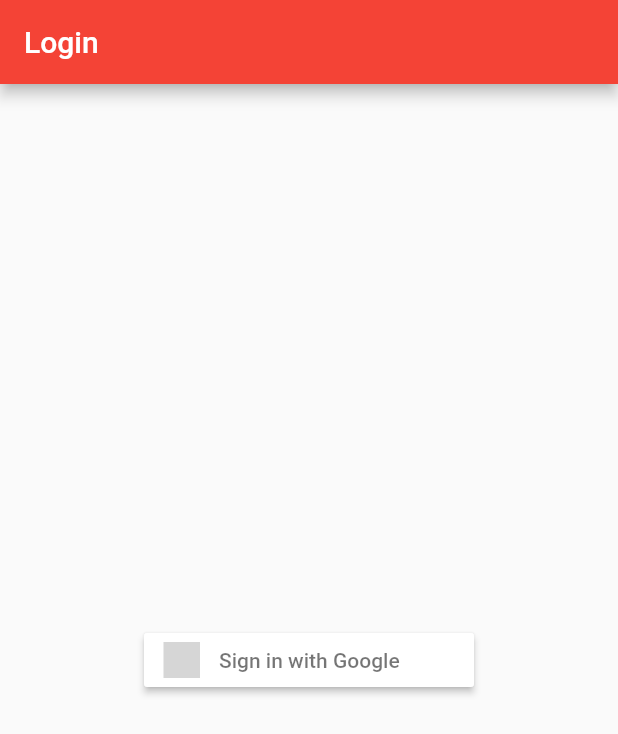
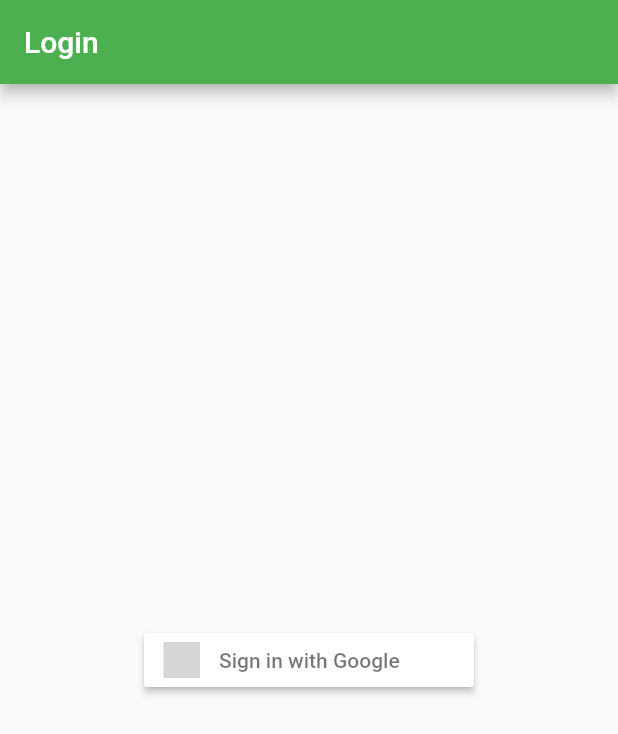
Before and after one commit to magicleon94/YANA, a Flutter app: the screen it shows after launch, on a phone screen of 412 x 824 dp. Shown: the top 734 px of the screen. Run offline on Flutter 3.47's test engine with Material 2 defaults, Android fonts, the phone set to English and light mode, and no system bars; our stand-ins replace cloud_firestore, firebase_auth, flutter_signin_button, google_sign_in, shared_preferences; accounts and stored records are empty; grey boxes are pictures that could not be loaded.

Commit message:
Better colors, grid layout toggle, dismissible reborn

```diff
--- a/lib/NoteTile.dart
+++ b/lib/NoteTile.dart
@@ -13,9 +13,10 @@ class NoteTile extends StatelessWidget {
       padding: const EdgeInsets.all(4.0),
       child: Container(
         decoration: BoxDecoration(
-          border: Border.all(color: Color(0x33000000)),
+          border: Border.all(color: Theme.of(context).dividerColor),
           borderRadius: BorderRadius.circular(5)
         ),
+        child: Center(
           child: ListTile(
               title: Text(title),
               subtitle: Text(
@@ -25,6 +26,7 @@ class NoteTile extends StatelessWidget {
               ),
               onTap: onTap),
         ),
+      ),
     );
   }
 }
--- a/lib/main.dart
+++ b/lib/main.dart
@@ -13,12 +13,13 @@ class MyApp extends StatelessWidget {
     return MaterialApp(
       title: 'Yet Another Notes App',
       theme: ThemeData(
-        primaryColorDark: Color(0xFFD32F2F),
-        primaryColorLight: Color(0xFFFFCDD2),
-        primaryColor: Color(0xFFF44336),
-        accentColor: Color(0xFFFF5722),
+        primaryColorDark: Color(0xFF388E3C),
+        primaryColorLight: Color(0xFFC8E6C9),
+        primaryColor: Color(0xFF4CAF50),
+        accentColor: Color(0xFF8BC34A),
         dividerColor: Color(0xFFBDBDBD),
-        backgroundColor: Color(0xFFFFFACE)
+        backgroundColor: Colors.white,
+        iconTheme: IconThemeData(color: Colors.white)
       ),
       home: MainPage(),
     );
--- a/pubspec.yaml
+++ b/pubspec.yaml
@@ -19,6 +19,7 @@ dependencies:
   google_sign_in: ^3.2.4
   cloud_firestore: ^0.8.2+3
   flutter_signin_button:
+  shared_preferences: ^0.4.3
 
   # The following adds the Cupertino Icons font to your application.
   # Use with the CupertinoIcons class for iOS style icons.
```
Also changed, not shown: lib/NotesScreen.dart (+63 -9 lines). Lines whose indentation alone changed are shown as unchanged.
